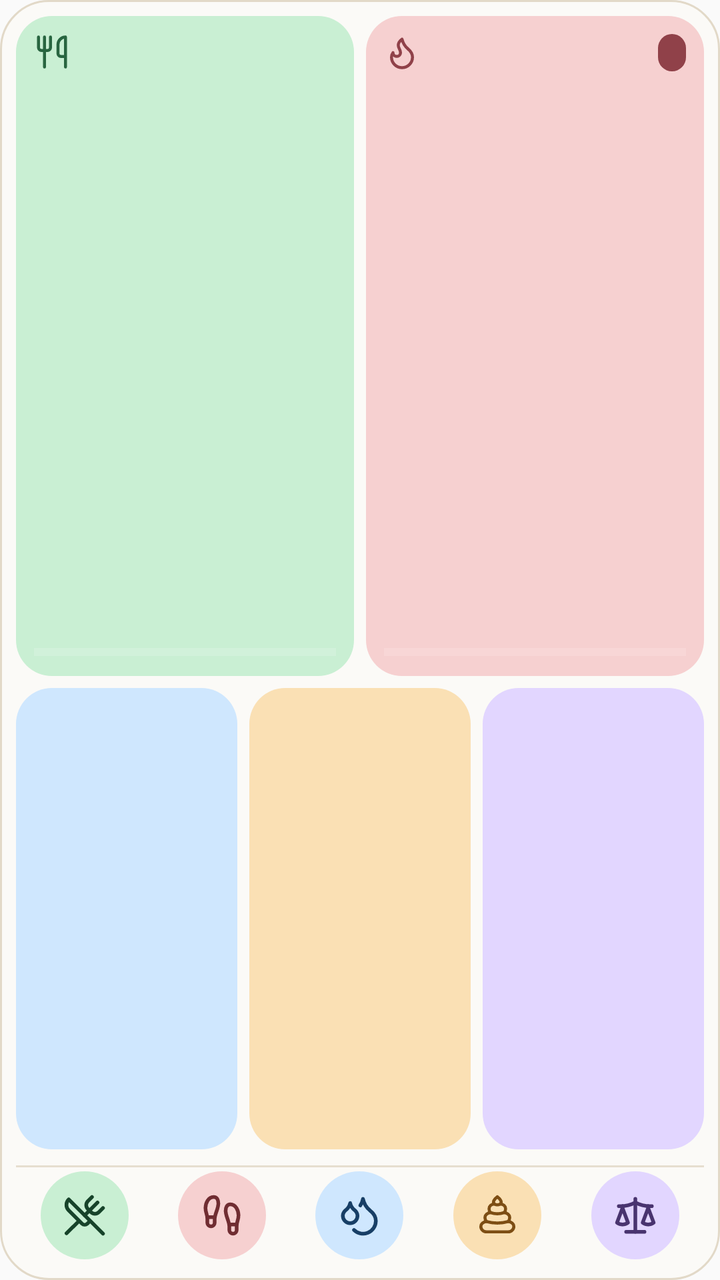
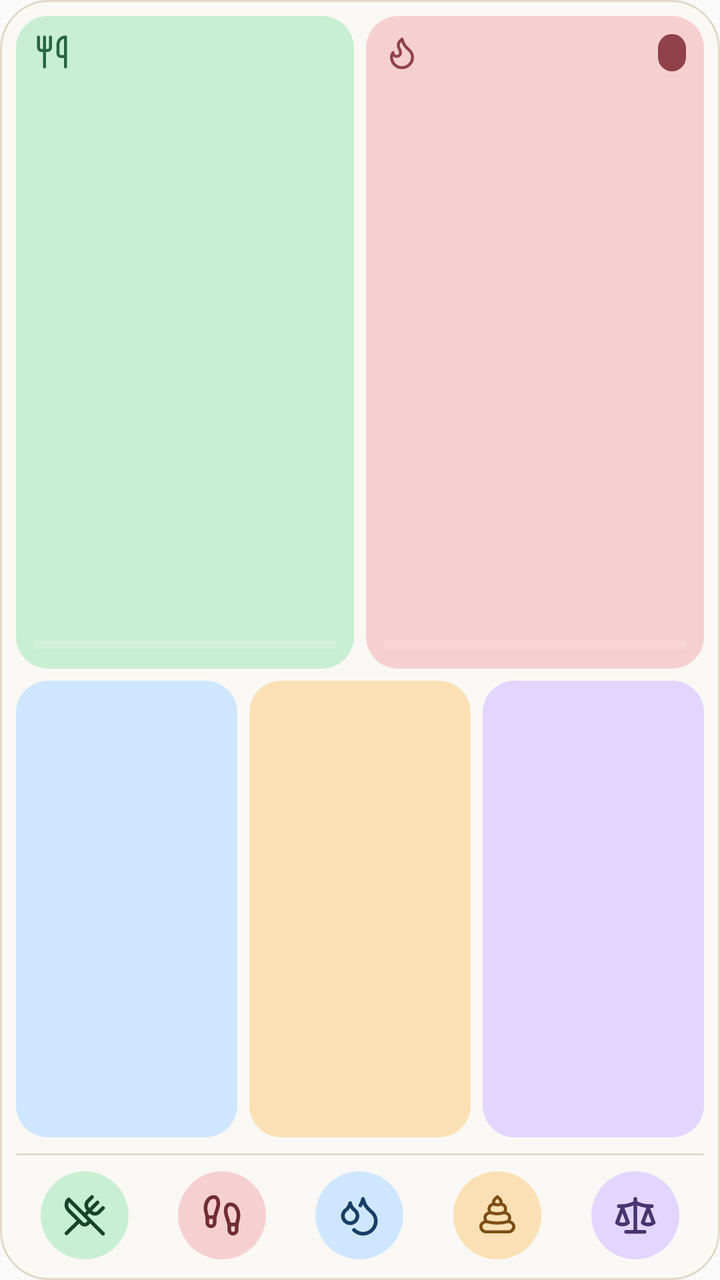

An Android layout rendered at two revisions. The XML below is the earlier revision; the diff shows what the commit changed to produce the second picture.
<!-- AndroidManifest.xml: application theme AppTheme -->
<!-- res/layout/widget_large.xml -->
<?xml version="1.0" encoding="utf-8"?>
<LinearLayout xmlns:android="http://schemas.android.com/apk/res/android"
    android:id="@+id/widget_root"
    android:layout_width="match_parent"
    android:layout_height="match_parent"
    android:background="@drawable/widget_surface"
    android:orientation="vertical"
    android:padding="8dp">

    
    <LinearLayout
        android:layout_width="match_parent"
        android:layout_height="0dp"
        android:layout_weight="1"
        android:orientation="horizontal">

        <LinearLayout
            android:id="@+id/widget_intake_card"
            style="@style/WidgetCard"
            android:layout_width="0dp"
            android:layout_marginEnd="6dp"
            android:layout_weight="1"
            android:background="@drawable/widget_card_intake">

            <LinearLayout style="@style/WidgetCardHeader">
                <ImageView
                    android:id="@+id/widget_intake_icon"
                    android:layout_width="18dp"
                    android:layout_height="18dp"
                    android:importantForAccessibility="no"
                    android:src="@drawable/widget_intake_icon" />
                
                <FrameLayout
                    android:layout_width="0dp"
                    android:layout_height="0dp"
                    android:layout_weight="1" />
                <TextView
                    android:id="@+id/widget_intake_net"
                    style="@style/WidgetPill"
                    android:background="@drawable/widget_pill_surplus"
                    android:textColor="#E6F8EB"
                    android:visibility="gone" />
            </LinearLayout>

            <TextView
                android:id="@+id/widget_intake_value"
                style="@style/WidgetValue"
                android:textColor="#17432A" />

            <ProgressBar
                android:id="@+id/widget_intake_bar"
                style="?android:attr/progressBarStyleHorizontal"
                android:layout_width="match_parent"
                android:layout_height="6dp"
                android:layout_marginTop="4dp"
                android:indeterminate="false"
                android:max="100"
                android:progress="0"
                android:progressBackgroundTint="#E6F8EB"
                android:progressTint="#286540" />
        </LinearLayout>

        <LinearLayout
            android:id="@+id/widget_burned_card"
            style="@style/WidgetCard"
            android:layout_width="0dp"
            android:layout_weight="1"
            android:background="@drawable/widget_card_burned">

            <LinearLayout style="@style/WidgetCardHeader">
                <ImageView
                    android:id="@+id/widget_burned_icon"
                    android:layout_width="18dp"
                    android:layout_height="18dp"
                    android:importantForAccessibility="no"
                    android:src="@drawable/widget_burned_icon" />
                
                <FrameLayout
                    android:layout_width="0dp"
                    android:layout_height="0dp"
                    android:layout_weight="1" />
                <TextView
                    android:id="@+id/widget_burned_net"
                    style="@style/WidgetPill"
                    android:background="@drawable/widget_pill_deficit"
                    android:textColor="#FBE9E9" />
            </LinearLayout>

            <TextView
                android:id="@+id/widget_burned_value"
                style="@style/WidgetValue"
                android:textColor="#702D32" />

            <ProgressBar
                android:id="@+id/widget_burned_bar"
                style="?android:attr/progressBarStyleHorizontal"
                android:layout_width="match_parent"
                android:layout_height="6dp"
                android:layout_marginTop="4dp"
                android:indeterminate="false"
                android:max="100"
                android:progress="0"
                android:progressBackgroundTint="#FBE9E9"
                android:progressTint="#904149" />
        </LinearLayout>
    </LinearLayout>

    
    <LinearLayout
        android:layout_width="match_parent"
        android:layout_height="0dp"
        android:layout_marginTop="6dp"
        android:layout_weight="0.7"
        android:orientation="horizontal">

        <FrameLayout
            android:id="@+id/widget_carbs_card"
            style="@style/WidgetMacroCard"
            android:layout_marginEnd="6dp"
            android:background="@drawable/widget_card_carbs">
            <TextView
                android:id="@+id/widget_carbs_letter"
                style="@style/WidgetMacroLetter"
                android:layout_gravity="top|start"
                android:textColor="#1A4670" />
            <LinearLayout style="@style/WidgetMacroBody">
                <TextView
                    android:id="@+id/widget_carbs_value"
                    style="@style/WidgetMacroValue"
                    android:textColor="#0F3355" />
                <TextView
                    android:id="@+id/widget_carbs_percent"
                    style="@style/WidgetMacroPercent"
                    android:textColor="#1A4670" />
            </LinearLayout>
        </FrameLayout>

        <FrameLayout
            android:id="@+id/widget_protein_card"
            style="@style/WidgetMacroCard"
            android:layout_marginEnd="6dp"
            android:background="@drawable/widget_card_protein">
            <TextView
                android:id="@+id/widget_protein_letter"
                style="@style/WidgetMacroLetter"
                android:layout_gravity="top|start"
                android:textColor="#7D4E14" />
            <LinearLayout style="@style/WidgetMacroBody">
                <TextView
                    android:id="@+id/widget_protein_value"
                    style="@style/WidgetMacroValue"
                    android:textColor="#2D1E0B" />
                <TextView
                    android:id="@+id/widget_protein_percent"
                    style="@style/WidgetMacroPercent"
                    android:textColor="#7D4E14" />
            </LinearLayout>
        </FrameLayout>

        <FrameLayout
            android:id="@+id/widget_fat_card"
            style="@style/WidgetMacroCard"
            android:background="@drawable/widget_card_fat">
            <TextView
                android:id="@+id/widget_fat_letter"
                style="@style/WidgetMacroLetter"
                android:layout_gravity="top|start"
                android:textColor="#523A8C" />
            <LinearLayout style="@style/WidgetMacroBody">
                <TextView
                    android:id="@+id/widget_fat_value"
                    style="@style/WidgetMacroValue"
                    android:textColor="#1F1636" />
                <TextView
                    android:id="@+id/widget_fat_percent"
                    style="@style/WidgetMacroPercent"
                    android:textColor="#523A8C" />
            </LinearLayout>
        </FrameLayout>
    </LinearLayout>

    <LinearLayout
        android:id="@+id/widget_divider"
        android:layout_width="match_parent"
        android:layout_height="1dp"
        android:layout_marginTop="8dp"
        android:background="#E6DECF" />

    <include layout="@layout/widget_actions_five" />
</LinearLayout>
<!-- res/layout/widget_actions_five.xml (included above) -->
<?xml version="1.0" encoding="utf-8"?>
<LinearLayout xmlns:android="http://schemas.android.com/apk/res/android" android:layout_width="match_parent" android:layout_height="48dp" android:orientation="horizontal" android:gravity="center">
    <ImageButton android:id="@+id/widget_food" style="@style/WidgetAction"
        android:src="@drawable/widget_food_icon" android:contentDescription="@string/widget_food" />
    <ImageButton android:id="@+id/widget_movement" style="@style/WidgetAction"
        android:src="@drawable/widget_movement_icon" android:contentDescription="@string/widget_movement" />
    <ImageButton android:id="@+id/widget_water" style="@style/WidgetAction"
        android:src="@drawable/widget_water_icon" android:contentDescription="@string/widget_water" />
    <ImageButton android:id="@+id/widget_poop" style="@style/WidgetAction"
        android:src="@drawable/widget_poop_icon" android:contentDescription="@string/widget_poop" />
    <ImageButton android:id="@+id/widget_weight" style="@style/WidgetAction"
        android:src="@drawable/widget_weight_icon" android:contentDescription="@string/widget_weight" />
    <ImageButton android:id="@+id/widget_custom" style="@style/WidgetAction" android:visibility="gone"
        android:src="@drawable/widget_custom_icon" android:contentDescription="@string/widget_custom" />
</LinearLayout>
<!-- resources referenced by this layout -->
<resources>
  <!-- drawable widget_card_burned (drawable) -->
  <?xml version="1.0" encoding="utf-8"?>
  <shape xmlns:android="http://schemas.android.com/apk/res/android" android:shape="rectangle">
      <solid android:color="#F6D0D0" />
      <corners android:radius="18dp" />
  </shape>
  <!-- drawable widget_card_carbs (drawable) -->
  <?xml version="1.0" encoding="utf-8"?>
  <shape xmlns:android="http://schemas.android.com/apk/res/android" android:shape="rectangle">
      <solid android:color="#CFE7FE" />
      <corners android:radius="18dp" />
  </shape>
  <!-- drawable widget_card_fat (drawable) -->
  <?xml version="1.0" encoding="utf-8"?>
  <shape xmlns:android="http://schemas.android.com/apk/res/android" android:shape="rectangle">
      <solid android:color="#E2D6FF" />
      <corners android:radius="18dp" />
  </shape>
  <!-- drawable widget_card_intake (drawable) -->
  <?xml version="1.0" encoding="utf-8"?>
  <shape xmlns:android="http://schemas.android.com/apk/res/android" android:shape="rectangle">
      <solid android:color="#C9EFD3" />
      <corners android:radius="18dp" />
  </shape>
  <!-- drawable widget_card_protein (drawable) -->
  <?xml version="1.0" encoding="utf-8"?>
  <shape xmlns:android="http://schemas.android.com/apk/res/android" android:shape="rectangle">
      <solid android:color="#FAE0B4" />
      <corners android:radius="18dp" />
  </shape>
  <!-- drawable widget_surface (drawable) -->
  <?xml version="1.0" encoding="utf-8"?>
  <shape xmlns:android="http://schemas.android.com/apk/res/android" android:shape="rectangle">
      <solid android:color="#7AFBF8F2" />
      <stroke android:width="1dp" android:color="#E2D9C8" />
      <corners android:radius="24dp" />
  </shape>
  <string name="widget_food">Food</string>
  <string name="widget_poop">Poop</string>
  <string name="widget_water">Water</string>
  <string name="widget_weight">Weight</string>
  <style name="WidgetMacroPercent">
          <item name="android:layout_width">wrap_content</item>
          <item name="android:layout_height">wrap_content</item>
          <item name="android:singleLine">true</item>
          <item name="android:textSize">11sp</item>
          <item name="android:textStyle">bold</item>
      </style>
  <style name="WidgetMacroValue">
          <item name="android:layout_width">wrap_content</item>
          <item name="android:layout_height">wrap_content</item>
          <item name="android:singleLine">true</item>
          <item name="android:textSize">17sp</item>
          <item name="android:textStyle">bold</item>
      </style>
  <style name="WidgetPill">
          <item name="android:layout_width">wrap_content</item>
          <item name="android:layout_height">wrap_content</item>
          <item name="android:paddingStart">7dp</item>
          <item name="android:paddingEnd">7dp</item>
          <item name="android:paddingTop">2dp</item>
          <item name="android:paddingBottom">2dp</item>
          <item name="android:singleLine">true</item>
          <item name="android:textSize">11sp</item>
          <item name="android:textStyle">bold</item>
      </style>
  <style name="WidgetValue">
          <item name="android:layout_width">match_parent</item>
          <item name="android:layout_height">0dp</item>
          <item name="android:layout_weight">1</item>
          <item name="android:gravity">center</item>
          <item name="android:singleLine">true</item>
          <item name="android:textSize">26sp</item>
          <item name="android:textStyle">bold</item>
      </style>
  <!-- drawable widget_ripple (drawable) -->
  <?xml version="1.0" encoding="utf-8"?>
  <ripple xmlns:android="http://schemas.android.com/apk/res/android" android:color="#25365B44"><item android:id="@android:id/mask"><shape android:shape="oval"><solid android:color="#FFFFFF" /></shape></item></ripple>
  <!-- unchanged entries left out for length: 19 -->
</resources>

<!-- the commit's change to res/layout/widget_large.xml (unified diff, before → after) -->
@@ -184,7 +184,8 @@
         android:layout_width="match_parent"
         android:layout_height="1dp"
         android:layout_marginTop="8dp"
-        android:background="#E6DECF" />
+        android:layout_marginBottom="6dp"
+        android:background="#E2D9C8" />
 
     <include layout="@layout/widget_actions_five" />
 </LinearLayout>
<!-- resource entries referenced after the edit -->
@@ -4,36 +4,36 @@
   <?xml version="1.0" encoding="utf-8"?>
   <shape xmlns:android="http://schemas.android.com/apk/res/android" android:shape="rectangle">
       <solid android:color="#F6D0D0" />
-      <corners android:radius="18dp" />
+      <corners android:radius="16dp" />
   </shape>
   <!-- drawable widget_card_carbs (drawable) -->
   <?xml version="1.0" encoding="utf-8"?>
   <shape xmlns:android="http://schemas.android.com/apk/res/android" android:shape="rectangle">
       <solid android:color="#CFE7FE" />
-      <corners android:radius="18dp" />
+      <corners android:radius="16dp" />
   </shape>
   <!-- drawable widget_card_fat (drawable) -->
   <?xml version="1.0" encoding="utf-8"?>
   <shape xmlns:android="http://schemas.android.com/apk/res/android" android:shape="rectangle">
       <solid android:color="#E2D6FF" />
-      <corners android:radius="18dp" />
+      <corners android:radius="16dp" />
   </shape>
   <!-- drawable widget_card_intake (drawable) -->
   <?xml version="1.0" encoding="utf-8"?>
   <shape xmlns:android="http://schemas.android.com/apk/res/android" android:shape="rectangle">
       <solid android:color="#C9EFD3" />
-      <corners android:radius="18dp" />
+      <corners android:radius="16dp" />
   </shape>
   <!-- drawable widget_card_protein (drawable) -->
   <?xml version="1.0" encoding="utf-8"?>
   <shape xmlns:android="http://schemas.android.com/apk/res/android" android:shape="rectangle">
       <solid android:color="#FAE0B4" />
-      <corners android:radius="18dp" />
+      <corners android:radius="16dp" />
   </shape>
   <!-- drawable widget_surface (drawable) -->
   <?xml version="1.0" encoding="utf-8"?>
   <shape xmlns:android="http://schemas.android.com/apk/res/android" android:shape="rectangle">
-      <solid android:color="#7AFBF8F2" />
+      <solid android:color="#94FBF8F2" />
       <stroke android:width="1dp" android:color="#E2D9C8" />
       <corners android:radius="24dp" />
   </shape>
@@ -47,6 +47,7 @@
           <item name="android:singleLine">true</item>
           <item name="android:textSize">11sp</item>
           <item name="android:textStyle">bold</item>
+          <item name="android:fontFeatureSettings">tnum</item>
       </style>
   <style name="WidgetMacroValue">
           <item name="android:layout_width">wrap_content</item>
@@ -54,6 +55,7 @@
           <item name="android:singleLine">true</item>
           <item name="android:textSize">17sp</item>
           <item name="android:textStyle">bold</item>
+          <item name="android:fontFeatureSettings">tnum</item>
       </style>
   <style name="WidgetPill">
           <item name="android:layout_width">wrap_content</item>
@@ -65,6 +67,7 @@
           <item name="android:singleLine">true</item>
           <item name="android:textSize">11sp</item>
           <item name="android:textStyle">bold</item>
+          <item name="android:fontFeatureSettings">tnum</item>
       </style>
   <style name="WidgetValue">
           <item name="android:layout_width">match_parent</item>
@@ -74,10 +77,11 @@
           <item name="android:singleLine">true</item>
           <item name="android:textSize">26sp</item>
           <item name="android:textStyle">bold</item>
+          <item name="android:fontFeatureSettings">tnum</item>
       </style>
   <!-- drawable widget_ripple (drawable) -->
   <?xml version="1.0" encoding="utf-8"?>
-  <ripple xmlns:android="http://schemas.android.com/apk/res/android" android:color="#25365B44"><item android:id="@android:id/mask"><shape android:shape="oval"><solid android:color="#FFFFFF" /></shape></item></ripple>
+  <ripple xmlns:android="http://schemas.android.com/apk/res/android" android:color="#24000000"><item android:id="@android:id/mask"><shape android:shape="oval"><solid android:color="#FFFFFF" /></shape></item></ripple>
   <!-- unchanged entries left out for length: 19 -->
 </resources>
 
